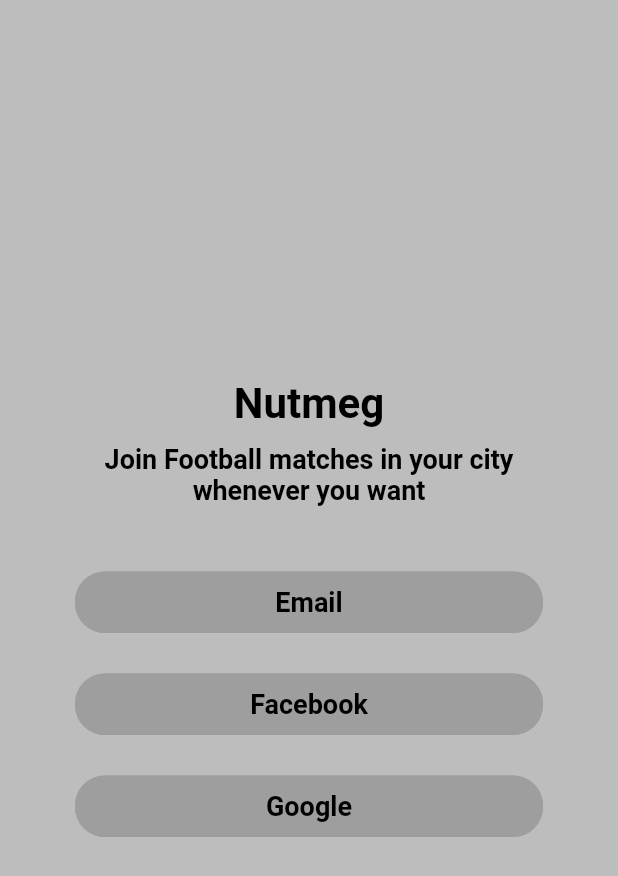
After one commit to alexlipa91/nutmeg-flutter, a Flutter app: the screen it shows after launch, after a tap on "Login", on a phone screen of 412 x 824 dp. The commit adds this screen. Shown: the top 876 px of the screen. Run offline on Flutter 3.47's test engine with Material 2 defaults, Android fonts, the phone set to English and light mode, and no system bars; our stand-ins replace firebase_auth, firebase_core, google_sign_in; accounts and stored records are empty; Roboto replaces fonts that are missing (Montserrat).

Commit message:
small refactoring and added login page

```diff
--- /dev/null
+++ b/lib/Authentication.dart
@@ -0,0 +1,22 @@
+import 'package:nutmeg/Model.dart';
+
+var users = [
+  new User("rob.doeg@gmail.com", "rob123")
+];
+
+class _Authentication {
+
+  String user;
+
+  static var _auth = new _Authentication();
+
+  static String getLoggedInUser() {
+    return _auth.user;
+  }
+
+  static bool login(String email, String password) {
+    var exists = users.where((e) => e.email == email && e.password == password).isNotEmpty;
+    _auth.user = email;
+    return exists;
+  }
+}
--- a/lib/model.dart
+++ b/lib/Model.dart
@@ -16,3 +16,10 @@ class SportCenter {
 
   SportCenter(this.name, this.lat, this.long);
 }
+
+class User {
+  String email;
+  String password;
+
+  User(this.email, this.password);
+}
--- /dev/null
+++ b/lib/screens/Login.dart
@@ -0,0 +1,121 @@
+import 'package:flutter/foundation.dart';
+import 'package:flutter/material.dart';
+
+import '../Utils.dart';
+
+void main() {
+  runApp(new MaterialApp(
+    home: Login(),
+    theme: appTheme,
+  ));
+}
+
+class Login extends StatelessWidget {
+
+  ValueNotifier<bool> isLoginOptionsWidget = ValueNotifier(true);
+
+  @override
+  Widget build(BuildContext context) {
+    final ThemeData themeData = Theme.of(context);
+
+    onTap() {
+      isLoginOptionsWidget.value = !isLoginOptionsWidget.value;
+    }
+
+    return SafeArea(
+      child: Container(
+        padding: EdgeInsets.all(50),
+        decoration: new BoxDecoration(color: Colors.grey.shade400),
+        // padding: EdgeInsets.symmetric(100, padding),
+        child: Column(
+          mainAxisAlignment: MainAxisAlignment.center,
+          crossAxisAlignment: CrossAxisAlignment.center,
+          children: [
+            Text("Nutmeg", style: themeData.textTheme.headline1),
+            SizedBox(height: 10),
+            Text(
+                "Join Football matches in your city\n"
+                    "whenever you want",
+                style: themeData.textTheme.bodyText1,
+                textAlign: TextAlign.center),
+            SizedBox(height: 30),
+            ValueListenableBuilder(
+                valueListenable: isLoginOptionsWidget,
+                builder: (BuildContext context, bool isLoginOptions,
+                    Widget child) {
+                  return new LoginAreaWidget(isLoginOptions, onTap);
+                })
+          ],
+        ),
+      ),
+    );
+  }
+}
+
+class LoginAreaWidget extends StatelessWidget {
+
+  bool isOptionsWidget;
+  Function onEmailTap;
+
+  LoginAreaWidget(this.isOptionsWidget, this.onEmailTap);
+
+  @override
+  Widget build(BuildContext context) {
+    final ThemeData themeData = Theme.of(context);
+
+    if (isOptionsWidget) {
+      return Container(
+          child: Column(children: [
+            LoginOptionButton(text: "Email", onTap: onEmailTap),
+            LoginOptionButton(text: "Facebook"),
+            LoginOptionButton(text: "Google"),
+          ]));
+    }
+    return Container(
+      child: Column(children: [
+        LoginOptionButton(text: "Username"),
+        LoginOptionButton(text: "Password"),
+        LoginOptionButton(text: "Login"),
+      ]));
+  }
+}
+
+class LoginOptionButton extends StatelessWidget {
+  final String text;
+  final Function onTap;
+
+  const LoginOptionButton({Key key, this.text, this.onTap}) : super(key: key);
+
+  @override
+  Widget build(BuildContext context) {
+    final ThemeData themeData = Theme.of(context);
+
+    return Container(
+      margin: EdgeInsets.symmetric(vertical: 10.0),
+      child: Row(
+        children: [
+          Expanded(
+            child: TextButton(
+                onPressed: onTap,
+                child: Text(
+                  text,
+                ),
+                style: ButtonStyle(
+                    side: MaterialStateProperty.all(
+                        BorderSide(width: 2, color: Colors.grey)),
+                    foregroundColor: MaterialStateProperty.all(Colors.black),
+                    backgroundColor: MaterialStateProperty.all(Colors.grey),
+                    shape: MaterialStateProperty.all<RoundedRectangleBorder>(
+                        RoundedRectangleBorder(
+                          borderRadius: BorderRadius.circular(20.0),
+                        )),
+                    padding: MaterialStateProperty.all(
+                        EdgeInsets.symmetric(vertical: 10, horizontal: 50)),
+                    textStyle: MaterialStateProperty.all(
+                        themeData.textTheme.headline3))),
+          )
+        ],
+      ),
+    );
+  }
+}
```
Also changed, not shown: lib/Utils.dart (added, +32 -0 lines), lib/screens/Launch.dart (+3 -17 lines), lib/screens/MatchDetails.dart (+8 -18 lines), lib/screens/Utils.dart (deleted, +0 -13 lines).
